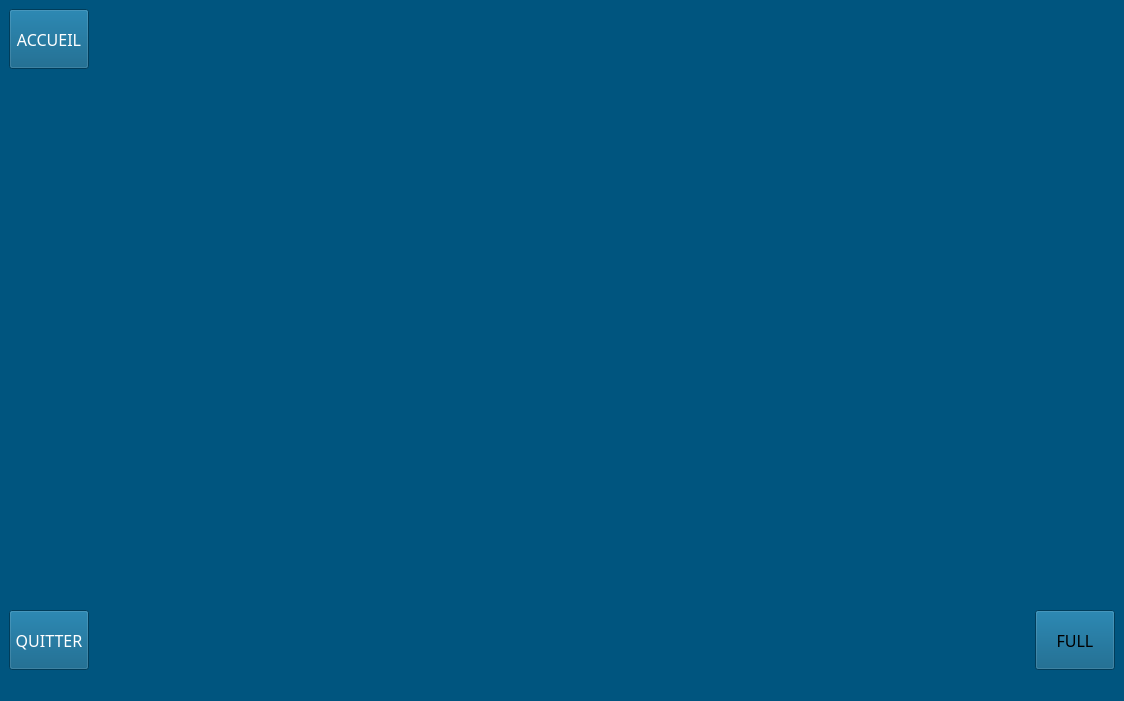
The window that main.ui (AurelienLab/LabRadio) describes before a commit, drawn with Qt 5.
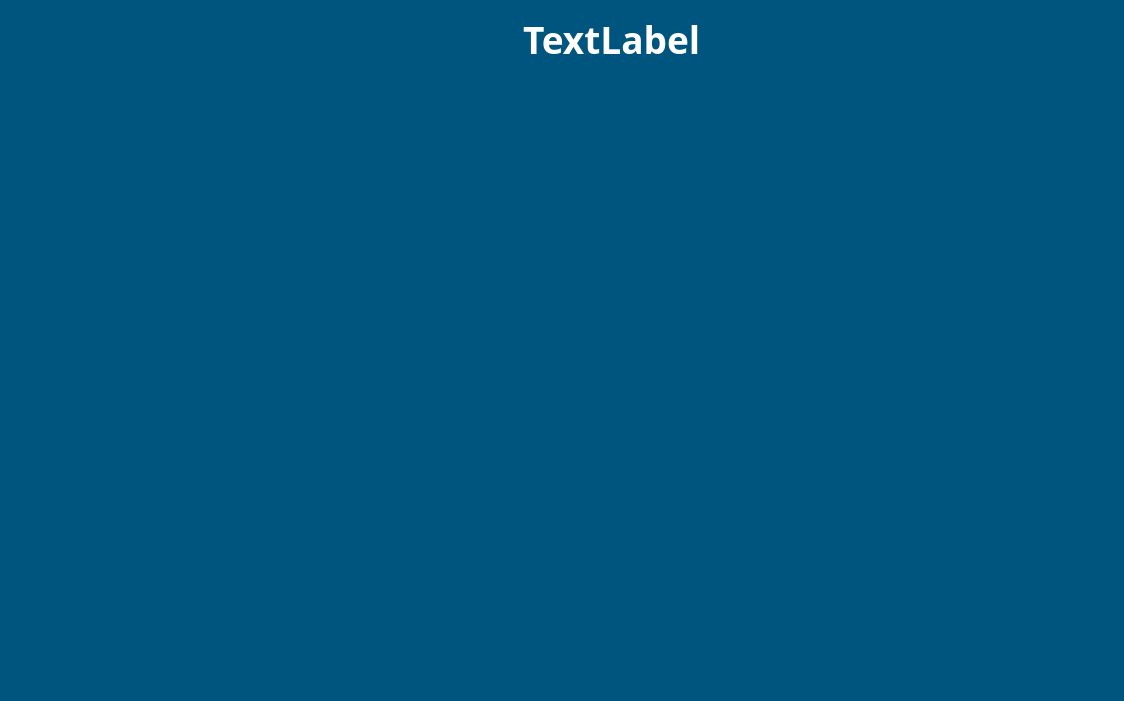
The same window after the commit. Icons and pictures are not drawn.

What changed in the file:
```diff
--- a/main.ui
+++ b/main.ui
@@ -44,7 +44,40 @@
          <string notr="true">color: rgb(255, 255, 255);</string>
         </property>
         <property name="text">
-         <string>ACCUEIL</string>
+         <string/>
+        </property>
+        <property name="icon">
+         <iconset>
+          <normaloff>images/home-solid.svg</normaloff>images/home-solid.svg</iconset>
+        </property>
+        <property name="iconSize">
+         <size>
+          <width>50</width>
+          <height>50</height>
+         </size>
+        </property>
+        <property name="flat">
+         <bool>true</bool>
+        </property>
+       </widget>
+      </item>
+      <item>
+       <widget class="QPushButton" name="previousButton">
+        <property name="text">
+         <string/>
+        </property>
+        <property name="icon">
+         <iconset>
+          <normaloff>images/arrow-circle-left-solid.svg</normaloff>images/arrow-circle-left-solid.svg</iconset>
+        </property>
+        <property name="iconSize">
+         <size>
+          <width>50</width>
+          <height>50</height>
+         </size>
+        </property>
+        <property name="flat">
+         <bool>true</bool>
         </property>
        </widget>
       </item>
@@ -61,6 +94,37 @@
         </property>
        </spacer>
       </item>
+      <item>
+       <widget class="QLabel" name="pageTitle">
+        <property name="font">
+         <font>
+          <family>Bahnschrift</family>
+          <pointsize>28</pointsize>
+          <weight>75</weight>
+          <bold>true</bold>
+         </font>
+        </property>
+        <property name="styleSheet">
+         <string notr="true">color: rgb(255, 255, 255);</string>
+        </property>
+        <property name="text">
+         <string>TextLabel</string>
+        </property>
+       </widget>
+      </item>
+      <item>
+       <spacer name="horizontalSpacer_3">
+        <property name="orientation">
+         <enum>Qt::Horizontal</enum>
+        </property>
+        <property name="sizeHint" stdset="0">
+         <size>
+          <width>40</width>
+          <height>20</height>
+         </size>
+        </property>
+       </spacer>
+      </item>
      </layout>
     </item>
     <item>
@@ -99,10 +163,20 @@
          <string notr="true">color: rgb(255, 255, 255);</string>
         </property>
         <property name="text">
-         <string>QUITTER</string>
+         <string/>
+        </property>
+        <property name="icon">
+         <iconset>
+          <normaloff>images/times-circle-regular.svg</normaloff>images/times-circle-regular.svg</iconset>
+        </property>
+        <property name="iconSize">
+         <size>
+          <width>50</width>
+          <height>50</height>
+         </size>
         </property>
         <property name="flat">
-         <bool>false</bool>
+         <bool>true</bool>
         </property>
        </widget>
       </item>
@@ -134,7 +208,20 @@
          </font>
         </property>
         <property name="text">
-         <string>FULL</string>
+         <string/>
+        </property>
+        <property name="icon">
+         <iconset>
+          <normaloff>images/expand-alt-solid.svg</normaloff>images/expand-alt-solid.svg</iconset>
+        </property>
+        <property name="iconSize">
+         <size>
+          <width>50</width>
+          <height>50</height>
+         </size>
+        </property>
+        <property name="flat">
+         <bool>true</bool>
         </property>
        </widget>
       </item>
```
